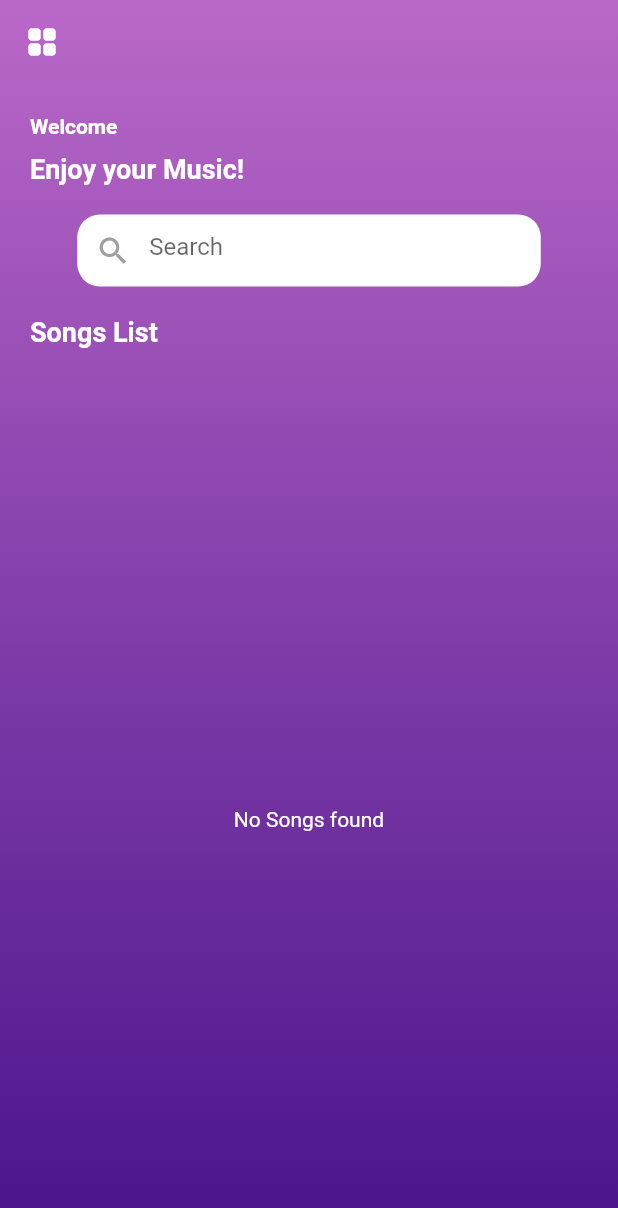
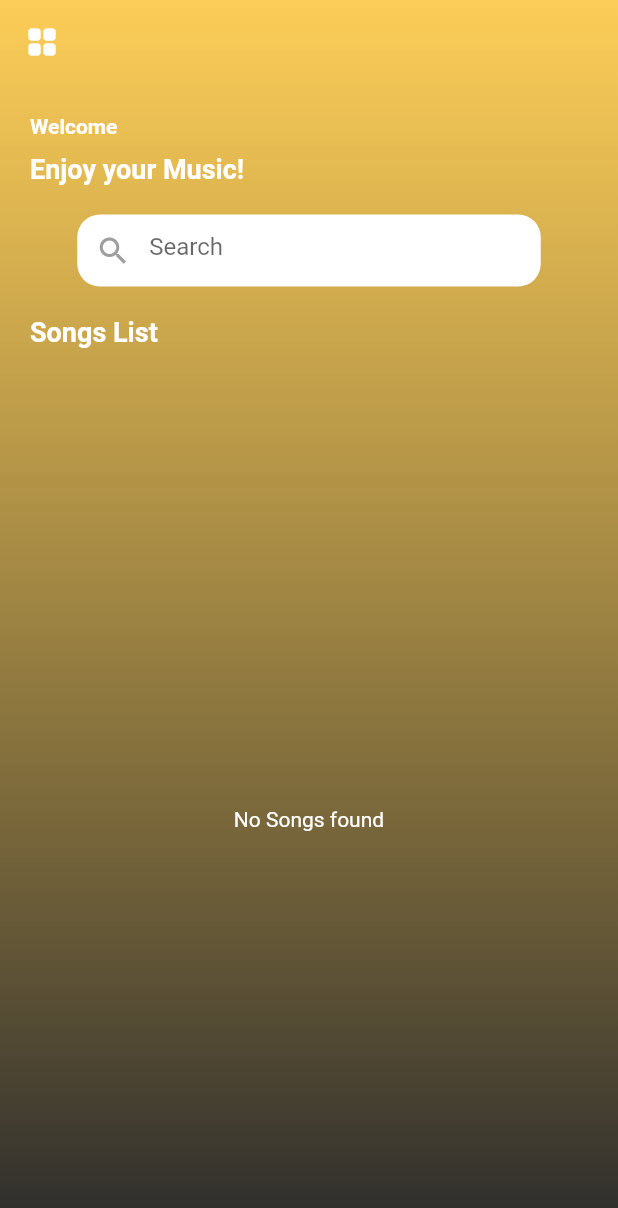
Before and after one commit to Sabra-xD/Music_App, a Flutter app: the screen it shows after launch, on a phone screen of 412 x 824 dp. Shown: the top 1208 px of the screen. Run offline on Flutter 3.47's test engine with Material 2 defaults, Android fonts, the phone set to English and light mode, and no system bars; our stand-ins replace get, just_audio, on_audio_query, permission_handler.

```diff
--- a/lib/controllers/playercontroller.dart
+++ b/lib/controllers/playercontroller.dart
@@ -8,6 +8,8 @@ import 'package:on_audio_query/on_audio_query.dart';
 import 'package:permission_handler/permission_handler.dart';
 
 class PlayxController extends GetxController {
+  final onInitailize = true.obs;
+
   final AudioQueryx = OnAudioQuery();
   final _AudioPlayer = AudioPlayer();
   final SearchController = TextEditingController();
@@ -124,6 +126,7 @@ class PlayxController extends GetxController {
 
       _AudioPlayer.play();
       playIndex.value = index;
+      print("Value of PlayIndex: ${playIndex}");
       isPlaying(true);
       wasPaused = false;
       updatePositon();
--- a/lib/screens/homescreen.dart
+++ b/lib/screens/homescreen.dart
@@ -9,6 +9,8 @@ class HomeScreen extends StatelessWidget {
 
   final controller = Get.put(PlayxController());
   final _searchController = TextEditingController();
+  FocusNode _focusNode = FocusNode();
+  bool onItialize = true;
 
   @override
   Widget build(BuildContext context) {
@@ -45,6 +47,7 @@ class HomeScreen extends StatelessWidget {
                     borderRadius: BorderRadius.circular(15),
                     color: Colors.white),
                 child: TextField(
+                  focusNode: _focusNode,
                   onChanged: (text) {
                     print("Search Text: ${text}");
                     controller.search(
@@ -53,6 +56,7 @@ class HomeScreen extends StatelessWidget {
                   onEditingComplete: () {
                     controller.search(
                         controller.readSongsList, _searchController.text);
+                    _focusNode.unfocus();
                   },
                   style: const TextStyle(color: Colors.grey),
                   controller: _searchController,
@@ -78,8 +82,23 @@ class HomeScreen extends StatelessWidget {
                 height: MediaQuery.of(context).size.height * 0.02,
               ),
               Expanded(
-                child: ListSongs(controller, _searchController),
-              )
+                child: ListSongs(controller, controller.onInitailize.value),
+              ),
+              // Obx(
+              //   () => Container(
+              //     height: controller.isPlaying.value ? 50 : 0,
+              //     width: double.infinity,
+              //     color: Colors.black,
+              //     child: Column(
+              //       children: [
+              //         Text(
+              //           "Now Playing${controller.readSongsList[controller.playIndex.value].title} ",
+              //           style: OurStyle(),
+              //         ),
+              //       ],
+              //     ),
+              //   ),
+              // )
             ],
           )),
     );
--- a/lib/widgets/songwidget.dart
+++ b/lib/widgets/songwidget.dart
@@ -8,7 +8,7 @@ import '../controllers/playercontroller.dart';
 
 // ignore: non_constant_identifier_names
 FutureBuilder<List<SongModel>> ListSongs(
-    PlayxController controller, TextEditingController searchController) {
+    PlayxController controller, onInitailize) {
   return FutureBuilder<List<SongModel>>(
     future: controller.AudioQueryx.querySongs(
       ignoreCase: true,
@@ -36,10 +36,13 @@ FutureBuilder<List<SongModel>> ListSongs(
                 child: Text("No Songs found"),
               );
             } else {
+              if (onInitailize) {
                 List<SongModel> Songs = snapshot.data!;
                 controller.readSongsList.value = Songs;
                 controller.savedSongsList.value = Songs;
                 controller.removeRecordingandOrder(controller.readSongsList);
+                onInitailize = false;
+              }
 
               return Obx(
                 () => ListView.builder(
@@ -54,7 +57,8 @@ FutureBuilder<List<SongModel>> ListSongs(
                         borderRadius: BorderRadius.circular(10),
                       ),
                       child: Card(
-                        child: ListTile(
+                        child: Obx(
+                          () => ListTile(
                             onTap: () {
                               // Play Song & Navigate to PlayScreen
                               controller.playSong(
@@ -67,10 +71,10 @@ FutureBuilder<List<SongModel>> ListSongs(
                                 SongsList: controller.readSongsList,
                               ));
                             },
-                          tileColor: controller.playIndex == index &&
+                            tileColor: controller.playIndex.value == index &&
                                     controller.isPlaying.value
-                              ? Colors.indigo.shade400
-                              : Colors.purple.shade800,
+                                ? Colors.black45
+                                : Color.fromARGB(255, 149, 122, 3),
                             leading: IconButton(
                               onPressed: () {},
                               icon: const Icon(
@@ -118,6 +122,7 @@ FutureBuilder<List<SongModel>> ListSongs(
                                   ),
                           ),
                         ),
+                      ),
                     );
                   },
                 ),
@@ -137,7 +142,7 @@ BoxDecoration gradientBackground() {
           begin: Alignment.topCenter,
           end: Alignment.bottomCenter,
           colors: [
-        Colors.purple.shade300,
-        Colors.purple.shade900,
+        Colors.yellow.shade700.withOpacity(0.8),
+        Colors.grey.shade900.withOpacity(0.95),
       ]));
 }
```
Lines whose indentation alone changed are shown as unchanged.
